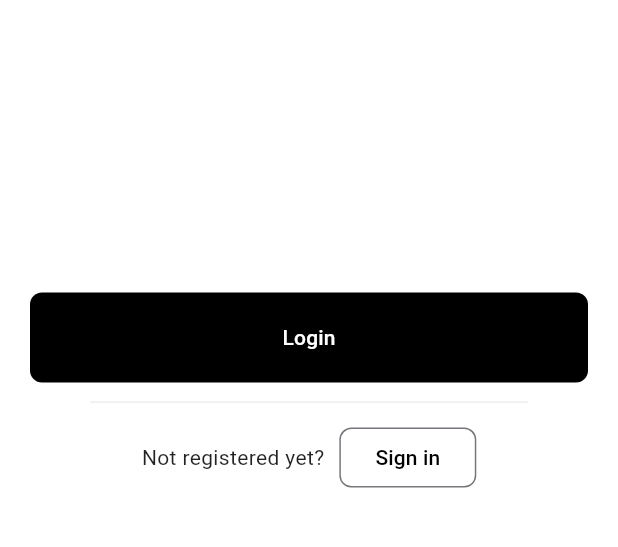
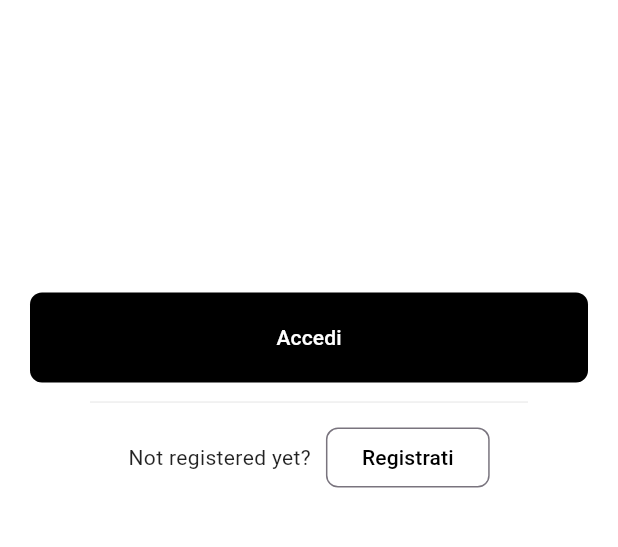
Before and after one commit to Franco7Scala/CompanyManagerClient, a Flutter app: the screen it shows after launch, on a phone screen of 412 x 824 dp, the part 581-1128 px from its top. Run offline on Flutter 3.47's test engine with Material 2 defaults, Android fonts, the light colour scheme and no system bars; our stand-ins replace flutter_riverpod, iconsax.

Commit message:
introducing multi languague and change_language_button modified

```diff
--- /dev/null
+++ b/lib/utils/app_localizations.dart
@@ -0,0 +1,50 @@
+import 'dart:ui';
+import 'package:flutter_riverpod/flutter_riverpod.dart';
+import '../widgets/change_language_button.dart';
+
+class AppLocalizations {
+  final Locale locale;
+
+  AppLocalizations(this.locale);
+
+  static final providers = Provider<AppLocalizations>((ref) {
+    final locale = ref.watch(localeProvider);
+    return AppLocalizations(locale);
+  });
+
+  // Aggiungi metodi per ottenere le traduzioni
+  String? get login => _localizedValues[locale.languageCode]?['login'];
+  String? get signIn => _localizedValues[locale.languageCode]?['signIn'];
+  String? get loginWithBarCode => _localizedValues[locale.languageCode]?['loginWithBarCode'];
+  String? get typeYourUsername => _localizedValues[locale.languageCode]?['typeYourUsername'];
+  String? get typeYourPassword => _localizedValues[locale.languageCode]?['typeYourPassword'];
+  String? get firstName => _localizedValues[locale.languageCode]?['firstName'];
+  String? get lastName => _localizedValues[locale.languageCode]?['lastName'];
+  String? get changeLanguage => _localizedValues[locale.languageCode]?['changeLanguage'];
+
+
+  // Definisci un mappaggio delle traduzioni
+  static const Map<String, Map<String, String>> _localizedValues = {
+    'en': {
+      'login': 'Login',
+      'signIn' : 'Sign in',
+      'loginWithBarCode': "Login with bar-code",
+      'typeYourUsername': "Type your username",
+      'typeYourPassword': "Type your password",
+      'firstName': "First name",
+      'lastName': "Last name",
+      'changeLanguage': "Change language",
+    },
+    'it': {
+      'login': 'Accedi',
+      'signIn' : 'Registrati',
+      'loginWithBarCode': "Accedi con bar-code",
+      'typeYourUsername': "Inserisci il tuo username",
+      'typeYourPassword': "Inserisci la tua password",
+      'firstName': "Nome",
+      'lastName': "Cognome",
+      'changeLanguage': "Cambia lingua",
+    },
+    // Aggiungi altre lingue qui...
+  };
+}
--- a/lib/utils/constants.dart
+++ b/lib/utils/constants.dart
@@ -1,5 +1,6 @@
 class Constants {
 
+  //app name
   static const appName="Santa Venere";
 
 }
--- a/lib/widgets/change_language_button.dart
+++ b/lib/widgets/change_language_button.dart
@@ -1,14 +1,81 @@
+import 'package:company_manager_client/utils/app_localizations.dart';
 import 'package:flutter/material.dart';
+import 'package:flutter_riverpod/flutter_riverpod.dart';
 import 'package:iconsax/iconsax.dart';
 
-class ChangeLanguageButton extends StatelessWidget {
+final localeProvider = StateProvider<Locale>((ref) => const Locale('it'));
+final selectedPopUpMenuProvider=StateProvider<int>((ref) => 0);
+
+class ChangeLanguageButton extends ConsumerWidget {
   const ChangeLanguageButton({super.key});
 
   @override
-  Widget build(BuildContext context) {
-    return IconButton(
-      onPressed: () {},
-      icon: const Icon(Iconsax.global)
+  Widget build(BuildContext context, WidgetRef ref) {
+    final selectedPopUpMenu=ref.watch(selectedPopUpMenuProvider);
+    final appLocalization=ref.watch(AppLocalizations.providers);
+
+    return PopupMenuButton(
+      icon: const Icon(Iconsax.global),
+      initialValue: selectedPopUpMenu,
+      position: PopupMenuPosition.under,
+      offset: const Offset(0, 10.0),
+      tooltip: appLocalization.changeLanguage,
+      // Callback that sets the selected popup menu item.
+      onSelected: (index) {
+        ref.read(selectedPopUpMenuProvider.notifier).state=selectedPopUpMenu;
+      },
+      itemBuilder: (BuildContext context) => <PopupMenuEntry>[
+        PopupMenuItem(
+          onTap: () => ref.read(localeProvider.notifier).state=const Locale("it"),
+          child: Row(
+            children: <Widget>[
+              SizedBox(
+                height: 35.0,
+                child: Image.asset("lib/images/italy.png")
+              ),
+              const SizedBox(width: 15.0,),
+              const Text("Italiano")
+            ],
+          ),
+        ),
+        PopupMenuItem(
+          onTap: () => ref.read(localeProvider.notifier).state=const Locale("en"),
+          child: Row(
+            children: <Widget>[
+              SizedBox(
+                height: 35.0,
+                child: Image.asset("lib/images/united-kingdom.png")
+              ),
+              const SizedBox(width: 15.0,),
+              const Text("English")
+            ],
+          ),
+        ),
+      ],
     );
   }
 }
+
+
+/*
+InkWell(
+      onTap: () {
+        if(locale == const Locale("it")){
+          ref.read(localeProvider.notifier).state=const Locale("en");
+        }
+        else {
+          ref.read(localeProvider.notifier).state=const Locale("it");
+        }
+      },
+      child: locale == const Locale("it") ?
+        SizedBox(
+          height: 35.0,
+          child: Image.asset("lib/images/italy.png")
+        )
+        :
+        SizedBox(
+          height: 35.0,
+          child: Image.asset("lib/images/united-kingdom.png")
+        ),
+    );
+*/
--- a/lib/widgets/login_button.dart
+++ b/lib/widgets/login_button.dart
@@ -1,12 +1,16 @@
+import 'package:company_manager_client/utils/app_localizations.dart';
 import 'package:company_manager_client/utils/responsive_layout.dart';
 import 'package:company_manager_client/widgets/login_form.dart';
 import 'package:flutter/material.dart';
+import 'package:flutter_riverpod/flutter_riverpod.dart';
 
-class LoginButton extends StatelessWidget {
+class LoginButton extends ConsumerWidget {
   const LoginButton({super.key});
 
   @override
-  Widget build(BuildContext context) {
+  Widget build(BuildContext context, WidgetRef ref) {
+    final appLocalization=ref.watch(AppLocalizations.providers);
+
     return TextButton(
       style: TextButton.styleFrom(
         shape: RoundedRectangleBorder(
@@ -21,7 +25,7 @@ class LoginButton extends StatelessWidget {
         context: context,
         builder: (BuildContext context) => const LoginForm(),
       ),
-      child: const Text(" Login "),
+      child: Text(appLocalization.login!),
     );
   }
 }
--- a/lib/widgets/sign_in_button.dart
+++ b/lib/widgets/sign_in_button.dart
@@ -1,12 +1,16 @@
+import 'package:company_manager_client/utils/app_localizations.dart';
 import 'package:company_manager_client/utils/responsive_layout.dart';
 import 'package:company_manager_client/widgets/sign_in_form.dart';
 import 'package:flutter/material.dart';
+import 'package:flutter_riverpod/flutter_riverpod.dart';
 
-class SignInButton extends StatelessWidget {
+class SignInButton extends ConsumerWidget {
   const SignInButton({super.key});
 
   @override
-  Widget build(BuildContext context) {
+  Widget build(BuildContext context, WidgetRef ref) {
+    final appLocalization=ref.watch(AppLocalizations.providers);
+
     return OutlinedButton(
       style: TextButton.styleFrom(
         shape: RoundedRectangleBorder(
@@ -21,7 +25,7 @@ class SignInButton extends StatelessWidget {
         context: context,
         builder: (BuildContext context) => const SignInForm(),
       ),
-      child: const Text("Sign in"),
+      child: Text(appLocalization.signIn!),
     );
   }
 }
--- a/pubspec.yaml
+++ b/pubspec.yaml
@@ -36,6 +36,9 @@ dependencies:
   cupertino_icons: ^1.0.2
   flutter_riverpod: ^2.3.10
   iconsax: ^0.0.8
+  flutter_localizations:
+    sdk: flutter
+  intl: any
 
 dev_dependencies:
   flutter_test:
```
Also changed, not shown: lib/widgets/bar_code.dart (+8 -4 lines), lib/widgets/login_form.dart (+14 -10 lines), lib/widgets/sign_in_form.dart (+21 -17 lines), lib/images/italy.png (added), lib/images/united-kingdom.png (added), pubspec.lock.
